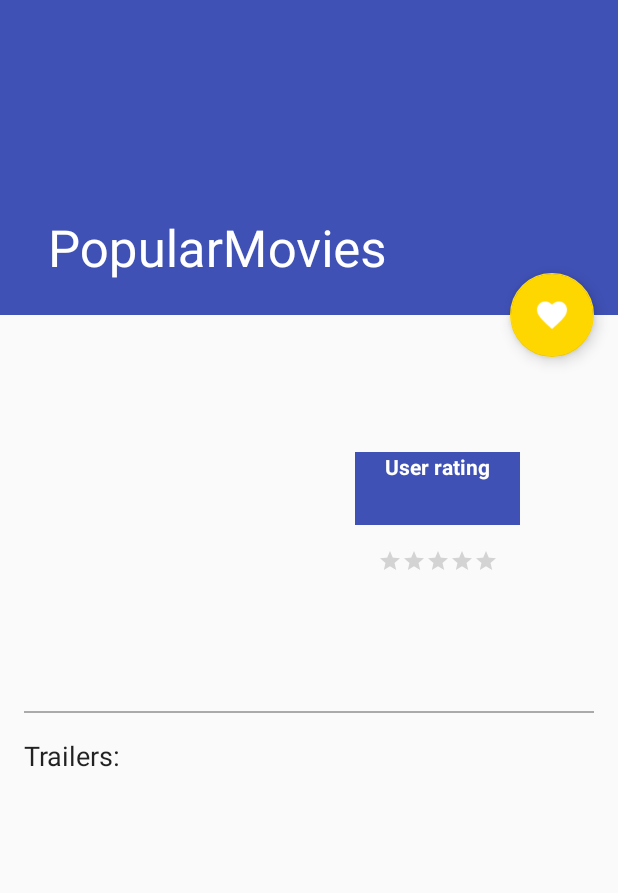
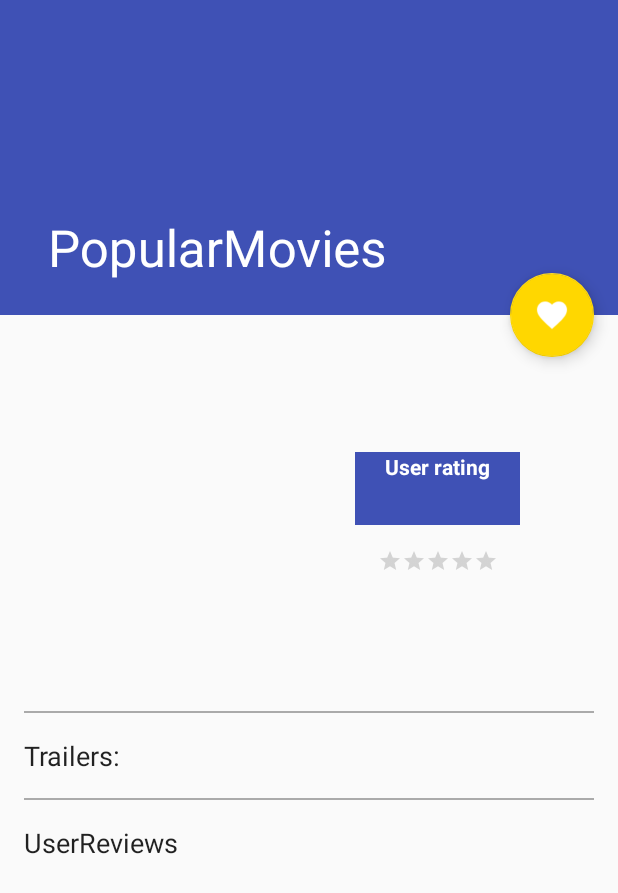
Before and after one commit to jmuci/PopularMovies, an Android app: the MoviesDetailsActivity screen opened directly, with no data from a screen before it, on a phone screen of 412 x 824 dp. Shown: the top 893 px of the screen. Run offline under Robolectric (Android 15) with nearby library versions, the phone set to English and light mode, and no system bars; our stand-ins replace ButterKnife, Dagger/Hilt's generated code, Picasso; libraries missing offline, so code that uses them is left out: rx.android.schedulers, rx.schedulers; pictures from the network do not load.

Commit message:
Adding reviews to the layout

```diff
--- /dev/null
+++ b/app/src/main/java/com/example/jmucientes/popularmovies/model/Review.java
@@ -0,0 +1,4 @@
+package com.example.jmucientes.popularmovies.model;
+
+public class Review {
+}
--- /dev/null
+++ b/app/src/main/java/com/example/jmucientes/popularmovies/util/ReviewJsonParser.java
@@ -0,0 +1,43 @@
+package com.example.jmucientes.popularmovies.util;
+
+import android.text.TextUtils;
+import android.util.Log;
+
+import com.example.jmucientes.popularmovies.model.VideoTrailer;
+
+import org.json.JSONArray;
+import org.json.JSONException;
+import org.json.JSONObject;
+
+import java.util.ArrayList;
+import java.util.List;
+
+public class VideoTrailerJsonParser {
+    private static final String TAG = VideoTrailerJsonParser.class.getName();
+
+    public static List<VideoTrailer> parseTrailersListJsonResponse(String json) throws JSONException {
+        if (TextUtils.isEmpty(json)) {
+            Log.w(TAG, "Attempted to parse empty JSON response. ");
+            return null;
+        }
+        JSONObject jsonObject = new JSONObject(json);
+        JSONArray resultsArray = jsonObject.getJSONArray("results");
+        List<VideoTrailer> trailerList = new ArrayList<>(resultsArray.length());
+        for (int i = 0; i < resultsArray.length(); i++) {
+            VideoTrailer trailer = parseTrailerJson(resultsArray.getJSONObject(i));
+            if (VideoTrailer.SITE_YOU_TUBE.equals(trailer.getSite())) {
+                trailerList.add(trailer);
+            }
+        }
+        return trailerList;    }
+
+
+    private static VideoTrailer parseTrailerJson(JSONObject jsonObject) throws JSONException {
+        String id = jsonObject.getString("id");
+        String key = jsonObject.getString("key");
+        String name = jsonObject.getString("name");
+        String site = jsonObject.getString("site");
+
+        return new VideoTrailer(id, key, name, site);
+    }
+}
--- a/app/src/main/res/layout-land/activity_movies_details.xml
+++ b/app/src/main/res/layout-land/activity_movies_details.xml
@@ -13,7 +13,7 @@
         android:id="@+id/scroll"
         android:layout_width="match_parent"
         android:layout_height="wrap_content"
-        android:layout_marginTop="15dp"
+        android:layout_marginTop="5dp"
         android:gravity="top"
         app:layout_behavior="@string/appbar_scrolling_view_behavior">
 
@@ -21,48 +21,31 @@
                 android:layout_width="match_parent"
                 android:layout_height="wrap_content"
                 android:baselineAligned="false"
-                android:layout_gravity="center"
+                android:layout_gravity="top"
                 android:orientation="horizontal">
 
                 <LinearLayout
                     android:layout_width="0dp"
                     android:layout_height="wrap_content"
-                    android:layout_weight="4"
+                    android:layout_weight="5"
                     android:gravity="center"
                     android:orientation="vertical">
-
-                    <ImageView
-                        android:id="@+id/poster_view"
-                        android:layout_width="250dp"
-                        android:layout_height="440dp"
-                        android:layout_gravity="center"
-                        android:layout_marginStart="12dp"
-                        android:contentDescription="@string/poster_image_of_the_movie"
-                        android:padding="@dimen/small_padding" />
 
                     <RatingBar
                         android:id="@+id/rating_bar"
                         android:layout_width="wrap_content"
                         android:layout_height="wrap_content"
+                        android:padding="@dimen/small_padding"
                         android:numStars="5"
                         android:max="10"
                         android:isIndicator="true"
                         style="@style/RatingBarBig"/>
-                </LinearLayout>
-
-                <LinearLayout
-                    android:layout_width="0dp"
-                    android:layout_weight="6"
-                    android:layout_height="wrap_content"
-                    android:layout_gravity="center"
-                    android:gravity="center"
-                    android:orientation="vertical">
 
                     <LinearLayout
-                        android:layout_marginTop="80dp"
                         android:layout_width="match_parent"
                         android:layout_height="wrap_content"
                         android:gravity="center"
+                        android:padding="@dimen/small_padding"
                         android:orientation="horizontal">
 
                         <TextView
@@ -88,6 +71,26 @@
                             android:textSize="18sp"
                             style="@style/SideBigPadding.Bold"/>
                     </LinearLayout>
+
+                    <ImageView
+                        android:id="@+id/poster_view"
+                        android:layout_width="250dp"
+                        android:layout_height="wrap_content"
+                        android:layout_gravity="center"
+                        android:layout_marginStart="12dp"
+                        android:scaleType="fitXY"
+                        android:adjustViewBounds="true"
+                        android:contentDescription="@string/poster_image_of_the_movie" />
+
+                </LinearLayout>
+
+                <LinearLayout
+                    android:layout_width="0dp"
+                    android:layout_weight="6"
+                    android:layout_height="wrap_content"
+                    android:layout_gravity="center"
+                    android:gravity="center"
+                    android:orientation="vertical">
 
                     <TextView
                         android:id="@+id/synopsis_tv"
@@ -120,6 +123,32 @@
                         android:layout_width="match_parent"
                         android:layout_height="match_parent"/>
 
+
+                    <View
+                        android:id="@+id/reviews_section_separator"
+                        android:layout_width="match_parent"
+                        android:layout_height="1dp"
+                        android:layout_marginStart="@dimen/medium_padding"
+                        android:layout_marginEnd="@dimen/medium_padding"
+                        android:background="@android:color/darker_gray"
+                        />
+
+                    <TextView
+                        android:id="@+id/reviews_section_header"
+                        android:layout_width="wrap_content"
+                        android:layout_height="wrap_content"
+                        android:text="@string/reviews"
+                        android:padding="@dimen/medium_margin"
+                        style="@style/AppTheme"
+                        android:textSize="18sp"/>
+
+                    <android.support.v7.widget.RecyclerView
+                        android:id="@+id/reviews_recycler_view"
+                        android:paddingStart="@dimen/medium_padding"
+                        android:paddingEnd="@dimen/medium_padding"
+                        android:layout_width="match_parent"
+                        android:layout_height="match_parent"/>
+
                 </LinearLayout>
 
             </LinearLayout>
--- a/app/src/main/res/layout/activity_movies_details.xml
+++ b/app/src/main/res/layout/activity_movies_details.xml
@@ -120,6 +120,31 @@
                 android:paddingEnd="@dimen/medium_padding"
                 android:layout_width="match_parent"
                 android:layout_height="match_parent"/>
+
+            <View
+                android:id="@+id/reviews_section_separator"
+                android:layout_width="match_parent"
+                android:layout_height="1dp"
+                android:layout_marginStart="@dimen/medium_padding"
+                android:layout_marginEnd="@dimen/medium_padding"
+                android:background="@android:color/darker_gray"
+                />
+
+            <TextView
+                android:id="@+id/reviews_section_header"
+                android:layout_width="wrap_content"
+                android:layout_height="wrap_content"
+                android:text="@string/reviews"
+                android:padding="@dimen/medium_margin"
+                style="@style/AppTheme"
+                android:textSize="18sp"/>
+
+            <android.support.v7.widget.RecyclerView
+                android:id="@+id/reviews_recycler_view"
+                android:paddingStart="@dimen/medium_padding"
+                android:paddingEnd="@dimen/medium_padding"
+                android:layout_width="match_parent"
+                android:layout_height="match_parent"/>
         </LinearLayout>
 
     </android.support.v4.widget.NestedScrollView>
--- a/app/src/main/res/values/strings.xml
+++ b/app/src/main/res/values/strings.xml
@@ -10,4 +10,5 @@
     <string name="failed_to_download_error_image_content_description">Failed to Download Error Image</string>
     <string name="poster_image_of_the_movie">Poster image of the movie</string>
     <string name="trailers">Trailers:</string>
+    <string name="reviews">UserReviews</string>
 </resources>
```
